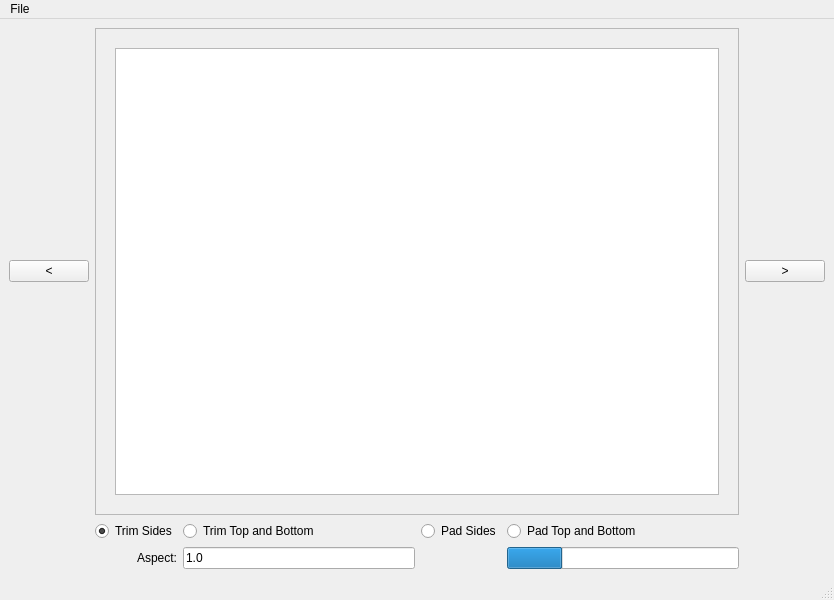
Old version of the form image_trimmer/main_window.ui in the repository donkirkby/image-trimmer.
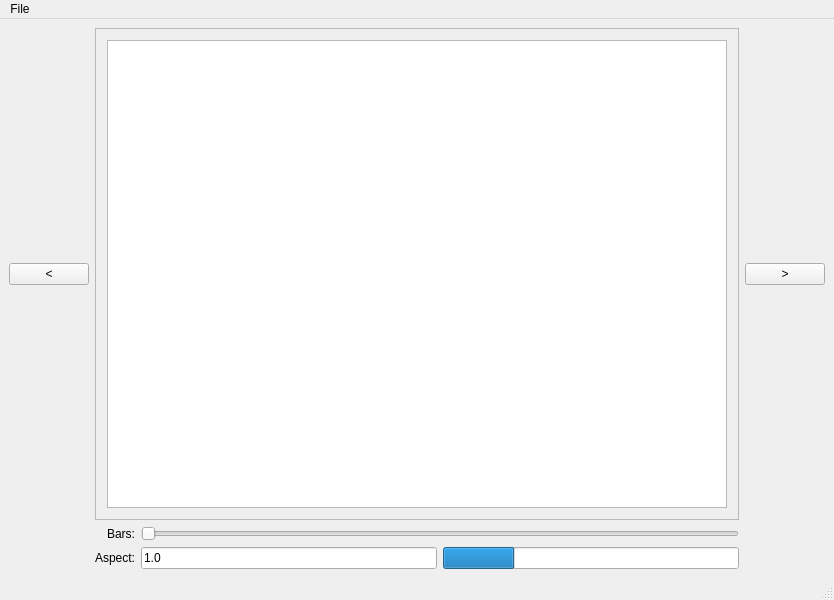
New version of the form.

Patch:
```diff
--- a/image_trimmer/main_window.ui
+++ b/image_trimmer/main_window.ui
@@ -15,88 +15,7 @@
   </property>
   <widget class="QWidget" name="centralwidget">
    <layout class="QGridLayout" name="gridLayout">
-    <item row="1" column="2">
-     <widget class="QRadioButton" name="isTrimmingSides">
-      <property name="text">
-       <string>Trim Sides</string>
-      </property>
-      <property name="checked">
-       <bool>true</bool>
-      </property>
-     </widget>
-    </item>
-    <item row="0" column="0">
-     <widget class="QPushButton" name="previous">
-      <property name="text">
-       <string>&lt;</string>
-      </property>
-      <property name="shortcut">
-       <string>Left</string>
-      </property>
-     </widget>
-    </item>
-    <item row="1" column="3">
-     <widget class="QRadioButton" name="isTrimmingTop">
-      <property name="text">
-       <string>Trim Top and Bottom</string>
-      </property>
-     </widget>
-    </item>
-    <item row="1" column="5">
-     <widget class="QRadioButton" name="isPaddingTop">
-      <property name="text">
-       <string>Pad Top and Bottom</string>
-      </property>
-     </widget>
-    </item>
-    <item row="1" column="4">
-     <widget class="QRadioButton" name="isPaddingSides">
-      <property name="text">
-       <string>Pad Sides</string>
-      </property>
-     </widget>
-    </item>
-    <item row="0" column="6">
-     <widget class="QPushButton" name="next">
-      <property name="text">
-       <string>&gt;</string>
-      </property>
-      <property name="shortcut">
-       <string>Right</string>
-      </property>
-     </widget>
-    </item>
-    <item row="2" column="2">
-     <widget class="QLabel" name="label">
-      <property name="text">
-       <string>Aspect:</string>
-      </property>
-      <property name="alignment">
-       <set>Qt::AlignRight|Qt::AlignTrailing|Qt::AlignVCenter</set>
-      </property>
-     </widget>
-    </item>
-    <item row="2" column="3">
-     <widget class="QLineEdit" name="aspect">
-      <property name="inputMask">
-       <string/>
-      </property>
-      <property name="text">
-       <string>1.0</string>
-      </property>
-     </widget>
-    </item>
-    <item row="2" column="5">
-     <widget class="QProgressBar" name="progress">
-      <property name="value">
-       <number>24</number>
-      </property>
-      <property name="textVisible">
-       <bool>false</bool>
-      </property>
-     </widget>
-    </item>
-    <item row="0" column="2" colspan="4">
+    <item row="0" column="2" colspan="3">
      <widget class="QFrame" name="preview_frame">
       <property name="frameShape">
        <enum>QFrame::StyledPanel</enum>
@@ -115,7 +34,7 @@
          </property>
          <property name="sizeHint" stdset="0">
           <size>
-           <width>10</width>
+           <width>2</width>
            <height>20</height>
           </size>
          </property>
@@ -141,8 +60,8 @@
          </property>
          <property name="sizeHint" stdset="0">
           <size>
-           <width>0</width>
-           <height>10</height>
+           <width>20</width>
+           <height>2</height>
           </size>
          </property>
         </spacer>
@@ -157,7 +76,7 @@
          </property>
          <property name="sizeHint" stdset="0">
           <size>
-           <width>10</width>
+           <width>2</width>
            <height>20</height>
           </size>
          </property>
@@ -174,7 +93,7 @@
          <property name="sizeHint" stdset="0">
           <size>
            <width>20</width>
-           <height>10</height>
+           <height>2</height>
           </size>
          </property>
         </spacer>
@@ -182,6 +101,76 @@
       </layout>
      </widget>
     </item>
+    <item row="0" column="0">
+     <widget class="QPushButton" name="previous">
+      <property name="text">
+       <string>&lt;</string>
+      </property>
+      <property name="shortcut">
+       <string>Left</string>
+      </property>
+     </widget>
+    </item>
+    <item row="2" column="3">
+     <widget class="QLineEdit" name="aspect">
+      <property name="inputMask">
+       <string/>
+      </property>
+      <property name="text">
+       <string>1.0</string>
+      </property>
+     </widget>
+    </item>
+    <item row="0" column="5">
+     <widget class="QPushButton" name="next">
+      <property name="text">
+       <string>&gt;</string>
+      </property>
+      <property name="shortcut">
+       <string>Right</string>
+      </property>
+     </widget>
+    </item>
+    <item row="2" column="4">
+     <widget class="QProgressBar" name="progress">
+      <property name="value">
+       <number>24</number>
+      </property>
+      <property name="textVisible">
+       <bool>false</bool>
+      </property>
+     </widget>
+    </item>
+    <item row="2" column="2">
+     <widget class="QLabel" name="aspect_label">
+      <property name="text">
+       <string>Aspect:</string>
+      </property>
+      <property name="alignment">
+       <set>Qt::AlignRight|Qt::AlignTrailing|Qt::AlignVCenter</set>
+      </property>
+     </widget>
+    </item>
+    <item row="1" column="3" colspan="2">
+     <widget class="QSlider" name="bar_slider">
+      <property name="maximum">
+       <number>9</number>
+      </property>
+      <property name="orientation">
+       <enum>Qt::Horizontal</enum>
+      </property>
+     </widget>
+    </item>
+    <item row="1" column="2">
+     <widget class="QLabel" name="bar_label">
+      <property name="text">
+       <string>Bars:</string>
+      </property>
+      <property name="alignment">
+       <set>Qt::AlignRight|Qt::AlignTrailing|Qt::AlignVCenter</set>
+      </property>
+     </widget>
+    </item>
    </layout>
   </widget>
   <widget class="QMenuBar" name="menubar">
```
Left out of the diff: 12 changed lines with no effect on the pictures.
